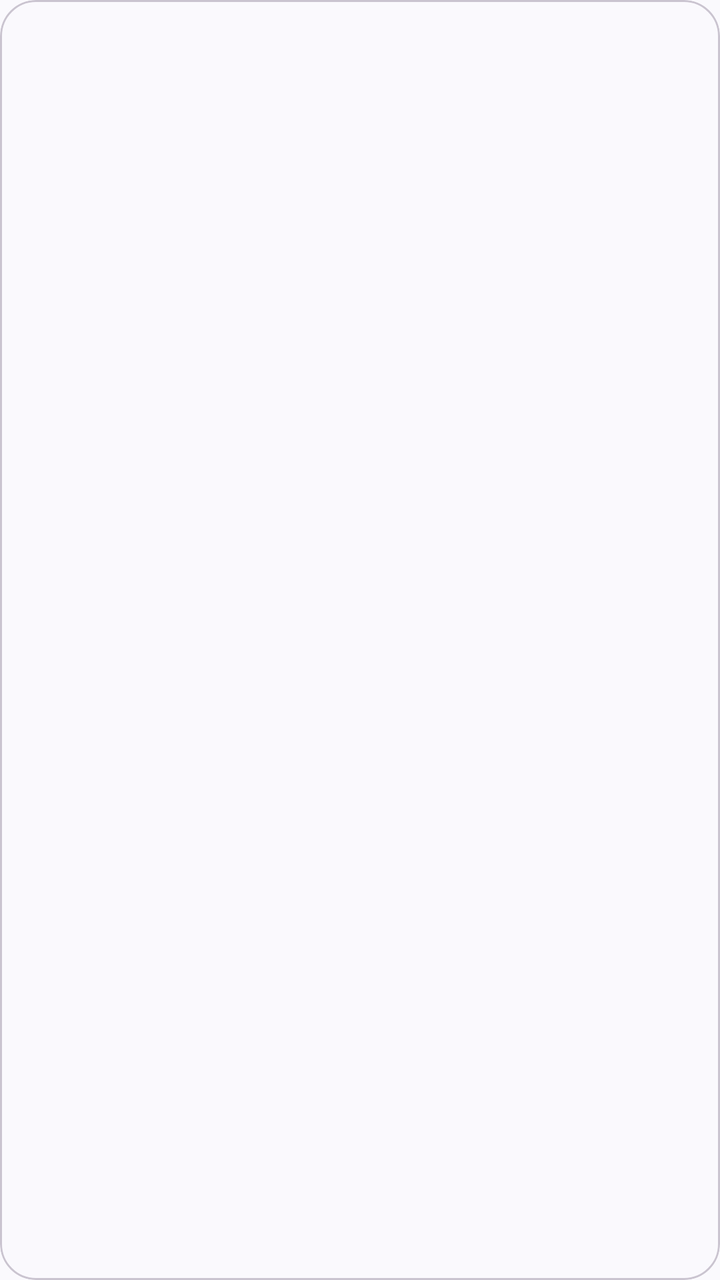
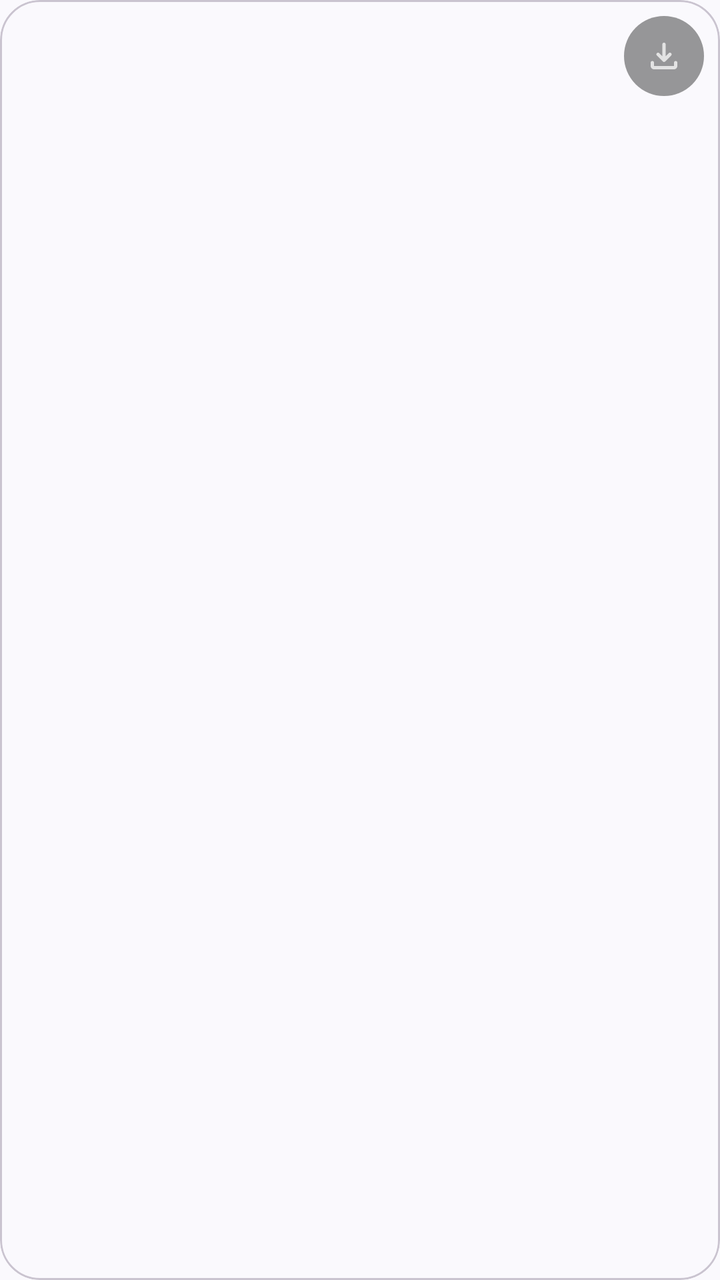

Before-and-after screenshots of an Android layout around one commit, followed by the original layout XML and the change that was made.
<!-- AndroidManifest.xml: application theme Theme.AfitechTokV2 -->
<!-- res/layout/item_status.xml -->
<?xml version="1.0" encoding="utf-8"?>
<com.google.android.material.card.MaterialCardView
    xmlns:android="http://schemas.android.com/apk/res/android"
    xmlns:app="http://schemas.android.com/apk/res-auto"
    android:layout_width="match_parent"
    android:layout_height="180dp"
    android:layout_margin="4dp"
    app:cardCornerRadius="18dp"
    app:cardElevation="0dp">

    <FrameLayout
        android:layout_width="match_parent"
        android:layout_height="match_parent">

        <ImageView
            android:id="@+id/imgThumbnail"
            android:layout_width="match_parent"
            android:layout_height="match_parent"
            android:scaleType="centerCrop"/>

        <ImageView
            android:id="@+id/imgVideo"
            android:layout_width="28dp"
            android:layout_height="28dp"
            android:layout_gravity="top|end"
            android:layout_margin="8dp"
            android:background="?attr/colorSurfaceContainer"
            android:padding="4dp"
            android:src="@drawable/ic_play"
            android:visibility="gone"/>

        <TextView
            android:id="@+id/txtDuration"
            android:layout_width="wrap_content"
            android:layout_height="wrap_content"
            android:layout_gravity="bottom|end"
            android:layout_margin="8dp"
            android:background="?attr/colorSurfaceContainer"
            android:paddingHorizontal="8dp"
            android:paddingVertical="4dp"
            android:text="00:00"
            android:textSize="11sp"
            android:textStyle="bold"
            android:visibility="gone"/>

    </FrameLayout>

</com.google.android.material.card.MaterialCardView>
<!-- resources referenced by this layout -->
<resources>
  <!-- drawable ic_play (drawable) -->
  <vector xmlns:android="http://schemas.android.com/apk/res/android"
      android:width="24dp"
      android:height="24dp"
      android:viewportWidth="960"
      android:viewportHeight="960">
    <path
        android:pathData="m380,660 l280,-180 -280,-180v360ZM480,880q-83,0 -156,-31.5T197,763q-54,-54 -85.5,-127T80,480q0,-83 31.5,-156T197,197q54,-54 127,-85.5T480,80q83,0 156,31.5T763,197q54,54 85.5,127T880,480q0,83 -31.5,156T763,763q-54,54 -127,85.5T480,880ZM480,800q134,0 227,-93t93,-227q0,-134 -93,-227t-227,-93q-134,0 -227,93t-93,227q0,134 93,227t227,93ZM480,480Z"
        android:fillColor="#e3e3e3"/>
  </vector>
  <style name="Theme.AfitechTokV2" parent="Theme.Material3.DynamicColors.DayNight.NoActionBar">
  
          <item name="android:statusBarColor">@android:color/transparent</item>
          <item name="android:navigationBarColor">@android:color/transparent</item>
  
          <item name="android:windowLightStatusBar">?attr/isLightTheme</item>
  
          <item name="android:windowLayoutInDisplayCutoutMode">
              shortEdges
          </item>
  
      </style>
</resources>

<!-- the commit's change to res/layout/item_status.xml (unified diff, before → after) -->
@@ -3,9 +3,12 @@
     xmlns:android="http://schemas.android.com/apk/res/android"
     xmlns:app="http://schemas.android.com/apk/res-auto"
     android:layout_width="match_parent"
-    android:layout_height="180dp"
+    android:layout_height="160dp"
     android:layout_margin="4dp"
-    app:cardCornerRadius="18dp"
+    android:clickable="true"
+    android:focusable="true"
+    android:foreground="?attr/selectableItemBackgroundBorderless"
+    app:cardCornerRadius="20dp"
     app:cardElevation="0dp">
 
     <FrameLayout
@@ -19,13 +22,22 @@
             android:scaleType="centerCrop"/>
 
         <ImageView
-            android:id="@+id/imgVideo"
-            android:layout_width="28dp"
-            android:layout_height="28dp"
+            android:id="@+id/imgDownload"
+            android:layout_width="40dp"
+            android:layout_height="40dp"
+            android:padding="10dp"
             android:layout_gravity="top|end"
             android:layout_margin="8dp"
-            android:background="?attr/colorSurfaceContainer"
-            android:padding="4dp"
+            android:background="@drawable/bg_status_action"
+            android:src="@drawable/ic_download"/>
+
+        <ImageView
+            android:id="@+id/imgVideo"
+            android:layout_width="38dp"
+            android:layout_height="38dp"
+            android:layout_gravity="center"
+            android:background="@drawable/bg_status_play"
+            android:padding="12dp"
             android:src="@drawable/ic_play"
             android:visibility="gone"/>
 
@@ -34,11 +46,9 @@
             android:layout_width="wrap_content"
             android:layout_height="wrap_content"
             android:layout_gravity="bottom|end"
-            android:layout_margin="8dp"
-            android:background="?attr/colorSurfaceContainer"
-            android:paddingHorizontal="8dp"
-            android:paddingVertical="4dp"
+            android:layout_margin="10dp"
             android:text="00:00"
+            android:textColor="@android:color/white"
             android:textSize="11sp"
             android:textStyle="bold"
             android:visibility="gone"/>
<!-- resource entries referenced after the edit -->
@@ -1,5 +1,27 @@
 <!-- resources referenced by this layout -->
 <resources>
+  <!-- drawable bg_status_action (drawable) -->
+  <?xml version="1.0" encoding="utf-8"?>
+  <shape xmlns:android="http://schemas.android.com/apk/res/android">
+      <solid android:color="#66000000"/>
+      <corners android:radius="50dp"/>
+  </shape>
+  <!-- drawable bg_status_play (drawable) -->
+  <?xml version="1.0" encoding="utf-8"?>
+  <shape xmlns:android="http://schemas.android.com/apk/res/android">
+      <solid android:color="#66000000"/>
+      <corners android:radius="50dp"/>
+  </shape>
+  <!-- drawable ic_download (drawable) -->
+  <vector xmlns:android="http://schemas.android.com/apk/res/android"
+      android:width="24dp"
+      android:height="24dp"
+      android:viewportWidth="960"
+      android:viewportHeight="960">
+    <path
+        android:pathData="M465,620.5q-7,-2.5 -13,-8.5L308,468q-12,-12 -11.5,-28t11.5,-28q12,-12 28.5,-12.5T365,411l75,75v-286q0,-17 11.5,-28.5T480,160q17,0 28.5,11.5T520,200v286l75,-75q12,-12 28.5,-11.5T652,412q11,12 11.5,28T652,468L508,612q-6,6 -13,8.5t-15,2.5q-8,0 -15,-2.5ZM240,800q-33,0 -56.5,-23.5T160,720v-80q0,-17 11.5,-28.5T200,600q17,0 28.5,11.5T240,640v80h480v-80q0,-17 11.5,-28.5T760,600q17,0 28.5,11.5T800,640v80q0,33 -23.5,56.5T720,800L240,800Z"
+        android:fillColor="#e3e3e3"/>
+  </vector>
   <!-- drawable ic_play (drawable) -->
   <vector xmlns:android="http://schemas.android.com/apk/res/android"
       android:width="24dp"
